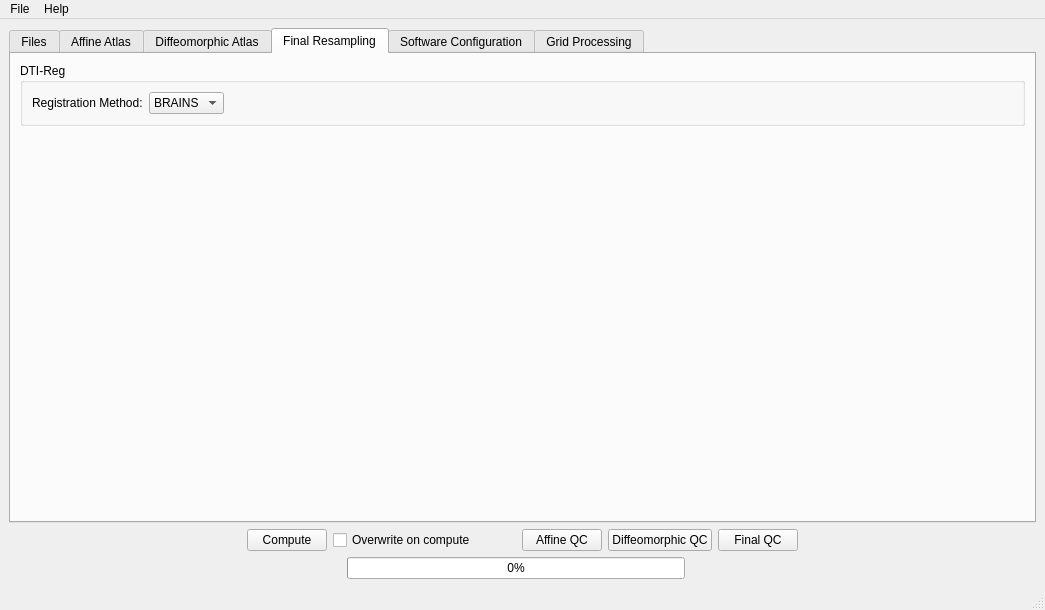
Old version of the form Code/GUIwindow.ui in the repository adrienkaiser/DTIAtlasBuilder.
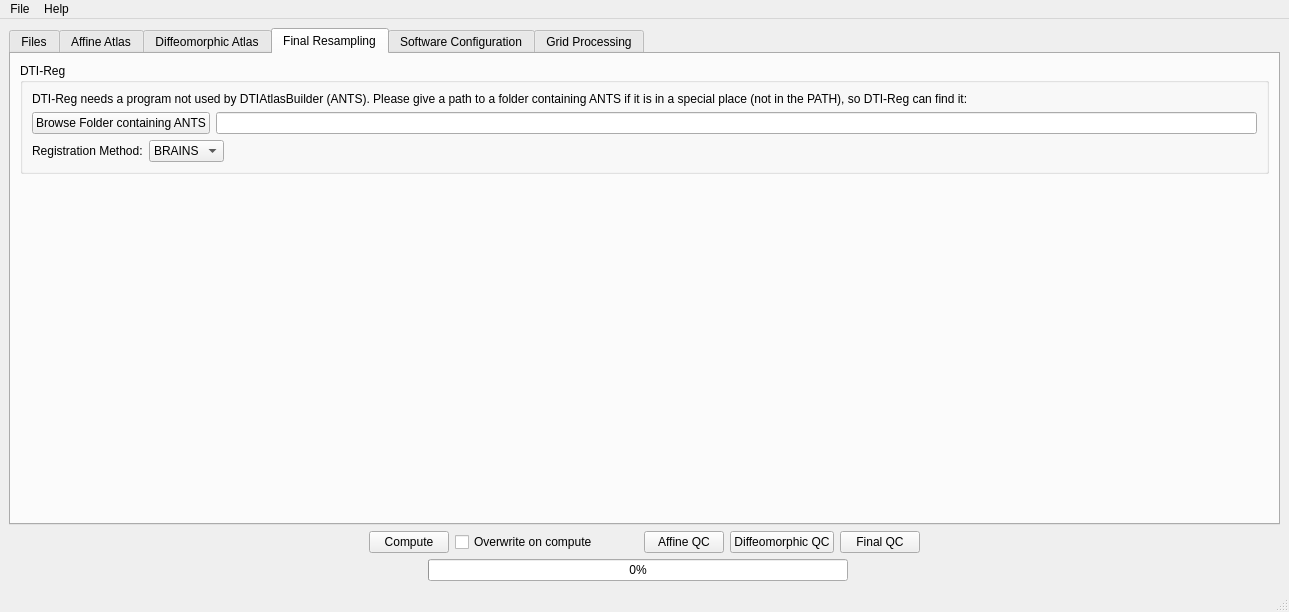
New version of the form. The open tabs and pages were chosen to show the change.

Commit message: BUG: Add option in GUI to give path to ANTS so DTI-Reg can find it

Diff of the .ui file:
```diff
--- a/Code/GUIwindow.ui
+++ b/Code/GUIwindow.ui
@@ -6,8 +6,8 @@
    <rect>
     <x>0</x>
     <y>0</y>
-    <width>1045</width>
-    <height>610</height>
+    <width>1289</width>
+    <height>612</height>
    </rect>
   </property>
   <property name="windowTitle">
@@ -1003,7 +1003,40 @@
           <property name="title">
            <string>DTI-Reg</string>
           </property>
-          <layout class="QHBoxLayout" name="horizontalLayout_11">
+          <layout class="QVBoxLayout" name="verticalLayout_16">
+           <item>
+            <widget class="QLabel" name="label_26">
+             <property name="text">
+              <string>DTI-Reg needs a program not used by DTIAtlasBuilder (ANTS). Please give a path to a folder containing ANTS if it is in a special place (not in the PATH), so DTI-Reg can find it:</string>
+             </property>
+            </widget>
+           </item>
+           <item>
+            <layout class="QHBoxLayout" name="horizontalLayout_6">
+             <item>
+              <widget class="QPushButton" name="BrowseDTIRegExtraPathPushButton">
+               <property name="sizePolicy">
+                <sizepolicy hsizetype="Fixed" vsizetype="Fixed">
+                 <horstretch>0</horstretch>
+                 <verstretch>0</verstretch>
+                </sizepolicy>
+               </property>
+               <property name="text">
+                <string>Browse Folder containing ANTS</string>
+               </property>
+              </widget>
+             </item>
+             <item>
+              <widget class="QLineEdit" name="DTIRegExtraPathlineEdit">
+               <property name="toolTip">
+                <string>&lt;html&gt;&lt;head/&gt;&lt;body&gt;&lt;p&gt;DTI-Reg also needs BRAINS, dtiprocess and ResampleDTIlogEuclidean, which will be automatically given to DTI-Reg from the paths set in DTIAtlasBuilder&lt;/p&gt;&lt;/body&gt;&lt;/html&gt;</string>
+               </property>
+              </widget>
+             </item>
+            </layout>
+           </item>
+           <item>
+            <layout class="QHBoxLayout" name="horizontalLayout_14">
            <item>
             <layout class="QVBoxLayout" name="verticalLayout_20">
              <item>
@@ -1042,19 +1075,6 @@
              </item>
             </layout>
            </item>
-           <item>
-            <spacer name="horizontalSpacer_13">
-             <property name="orientation">
-              <enum>Qt::Horizontal</enum>
-             </property>
-             <property name="sizeHint" stdset="0">
-              <size>
-               <width>40</width>
-               <height>20</height>
-              </size>
-             </property>
-            </spacer>
-           </item>
            <item>
             <spacer name="horizontalSpacer_11">
              <property name="orientation">
@@ -1081,6 +1101,21 @@
              </property>
             </spacer>
            </item>
+             <item>
+              <spacer name="horizontalSpacer_13">
+               <property name="orientation">
+                <enum>Qt::Horizontal</enum>
+               </property>
+               <property name="sizeHint" stdset="0">
+                <size>
+                 <width>40</width>
+                 <height>20</height>
+                </size>
+               </property>
+              </spacer>
+             </item>
+            </layout>
+           </item>
           </layout>
          </widget>
         </item>
@@ -1630,8 +1665,8 @@
     <rect>
      <x>0</x>
      <y>0</y>
-     <width>1045</width>
-     <height>22</height>
+     <width>1289</width>
+     <height>25</height>
     </rect>
    </property>
    <widget class="QMenu" name="menuFile">
```
Lines whose indentation alone changed are shown as unchanged. The commit also changes 5 other files.
